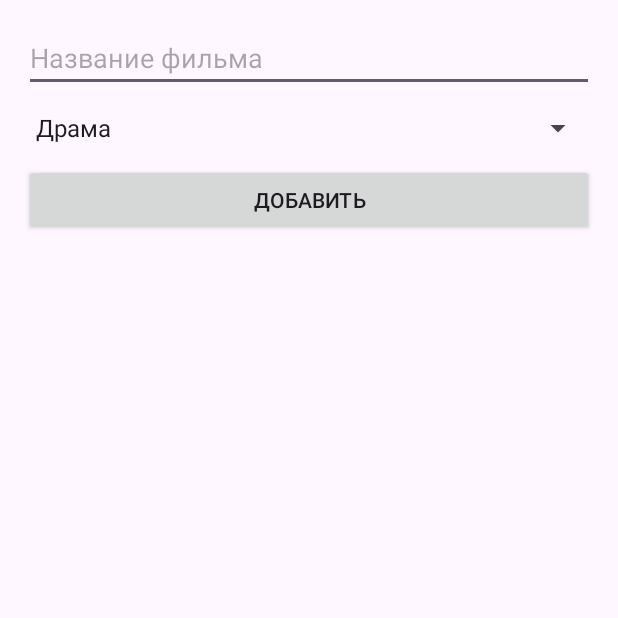
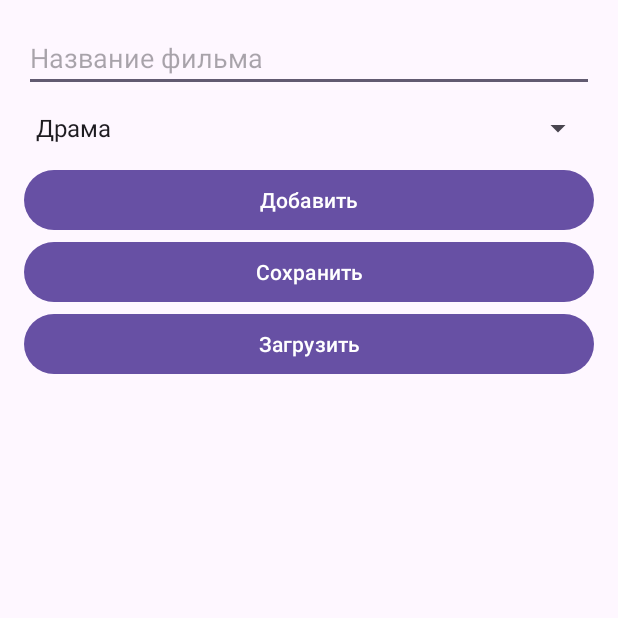
Before and after one commit to dimavoronkov2222/Movie-app, an Android app: the screen it shows after launch (MainActivity), on a phone screen of 412 x 824 dp, the top half of it. Run offline under Robolectric (Android 15) with nearby library versions, the phone set to English and light mode, and no system bars.

```diff
--- a/app/src/main/java/com/dmytro/moviesapp/MainActivity.java
+++ b/app/src/main/java/com/dmytro/moviesapp/MainActivity.java
@@ -1,25 +1,20 @@
 package com.dmytro.moviesapp;
-import android.app.Activity;
-import android.content.Context;
-import android.content.SharedPreferences;
+import android.content.Intent;
+import android.net.Uri;
 import android.os.Bundle;
-import android.widget.ArrayAdapter;
-import android.widget.Button;
-import android.widget.EditText;
-import android.widget.ListView;
-import android.widget.Spinner;
-import android.widget.Toast;
+import android.widget.*;
+import androidx.activity.result.ActivityResultLauncher;
+import androidx.activity.result.contract.ActivityResultContracts;
+import androidx.appcompat.app.AppCompatActivity;
 import org.json.JSONArray;
 import org.json.JSONException;
+import java.io.*;
 import java.util.ArrayList;
-public class MainActivity extends Activity {
+public class MainActivity extends AppCompatActivity {
     private EditText editTextTitle;
     private Spinner spinnerGenre;
     private ArrayList<String> movieList;
     private ArrayAdapter<String> movieAdapter;
-    private SharedPreferences sharedPreferences;
-    private static final String PREFS_NAME = "MoviesPref";
-    private static final String MOVIES_KEY = "movies";
     @Override
     protected void onCreate(Bundle savedInstanceState) {
         super.onCreate(savedInstanceState);
@@ -27,12 +22,13 @@ public class MainActivity extends Activity {
         editTextTitle = findViewById(R.id.editTextTitle);
         spinnerGenre = findViewById(R.id.spinnerGenre);
         Button buttonAdd = findViewById(R.id.buttonAdd);
+        Button buttonSave = findViewById(R.id.buttonSave);
+        Button buttonLoad = findViewById(R.id.buttonLoad);
         ListView listViewMovies = findViewById(R.id.listViewMovies);
-        sharedPreferences = getSharedPreferences(PREFS_NAME, Context.MODE_PRIVATE);
         String[] genres = {"Драма", "Комедия", "Боевик", "Фантастика", "Хоррор"};
         ArrayAdapter<String> adapter = new ArrayAdapter<>(this, android.R.layout.simple_spinner_dropdown_item, genres);
         spinnerGenre.setAdapter(adapter);
-        movieList = loadMovies();
+        movieList = new ArrayList<>();
         movieAdapter = new ArrayAdapter<>(this, android.R.layout.simple_list_item_1, movieList);
         listViewMovies.setAdapter(movieAdapter);
         buttonAdd.setOnClickListener(view -> {
@@ -45,35 +41,71 @@ public class MainActivity extends Activity {
             String movieEntry = title + " (" + selectedGenre + ")";
             movieList.add(movieEntry);
             movieAdapter.notifyDataSetChanged();
-            saveMovies();
             editTextTitle.setText("");
             Toast.makeText(this, "Фильм добавлен!", Toast.LENGTH_SHORT).show();
         });
         listViewMovies.setOnItemClickListener((parent, view, position, id) -> {
             movieList.remove(position);
             movieAdapter.notifyDataSetChanged();
-            saveMovies();
             Toast.makeText(this, "Фильм удален", Toast.LENGTH_SHORT).show();
         });
+        buttonSave.setOnClickListener(v -> saveToFile());
+        buttonLoad.setOnClickListener(v -> loadFromFile());
     }
-    private void saveMovies() {
-        JSONArray jsonArray = new JSONArray();
-        for (String movie : movieList) {
-            jsonArray.put(movie);
-        }
-        sharedPreferences.edit().putString(MOVIES_KEY, jsonArray.toString()).apply();
+    private void saveToFile() {
+        Intent intent = new Intent(Intent.ACTION_CREATE_DOCUMENT);
+        intent.setType("application/json");
+        intent.putExtra(Intent.EXTRA_TITLE, "movies.json");
+        saveFileLauncher.launch(intent);
     }
-    private ArrayList<String> loadMovies() {
-        ArrayList<String> movies = new ArrayList<>();
-        String jsonString = sharedPreferences.getString(MOVIES_KEY, "[]");
-        try {
-            JSONArray jsonArray = new JSONArray(jsonString);
-            for (int i = 0; i < jsonArray.length(); i++) {
-                movies.add(jsonArray.getString(i));
+    private final ActivityResultLauncher<Intent> saveFileLauncher = registerForActivityResult(
+            new ActivityResultContracts.StartActivityForResult(),
+            result -> {
+                if (result.getResultCode() == RESULT_OK && result.getData() != null) {
+                    Uri uri = result.getData().getData();
+                    try (OutputStream outputStream = getContentResolver().openOutputStream(uri)) {
+                        if (outputStream != null) {
+                            JSONArray jsonArray = new JSONArray(movieList);
+                            outputStream.write(jsonArray.toString().getBytes());
+                            outputStream.close();
+                            Toast.makeText(this, "Список сохранен в JSON", Toast.LENGTH_SHORT).show();
+                        }
+                    } catch (IOException e) {
+                        e.printStackTrace();
+                        Toast.makeText(this, "Ошибка сохранения", Toast.LENGTH_SHORT).show();
+                    }
+                }
             }
-        } catch (JSONException e) {
-            e.printStackTrace();
-        }
-        return movies;
+    );
+    private void loadFromFile() {
+        Intent intent = new Intent(Intent.ACTION_OPEN_DOCUMENT);
+        intent.setType("application/json");
+        loadFileLauncher.launch(intent);
     }
+    private final ActivityResultLauncher<Intent> loadFileLauncher = registerForActivityResult(
+            new ActivityResultContracts.StartActivityForResult(),
+            result -> {
+                if (result.getResultCode() == RESULT_OK && result.getData() != null) {
+                    Uri uri = result.getData().getData();
+                    try (InputStream inputStream = getContentResolver().openInputStream(uri);
+                         BufferedReader reader = new BufferedReader(new InputStreamReader(inputStream))) {
+                        StringBuilder jsonString = new StringBuilder();
+                        String line;
+                        while ((line = reader.readLine()) != null) {
+                            jsonString.append(line);
+                        }
+                        movieList.clear();
+                        JSONArray jsonArray = new JSONArray(jsonString.toString());
+                        for (int i = 0; i < jsonArray.length(); i++) {
+                            movieList.add(jsonArray.getString(i));
+                        }
+                        movieAdapter.notifyDataSetChanged();
+                        Toast.makeText(this, "Список загружен из JSON", Toast.LENGTH_SHORT).show();
+                    } catch (IOException | JSONException e) {
+                        e.printStackTrace();
+                        Toast.makeText(this, "Ошибка загрузки", Toast.LENGTH_SHORT).show();
+                    }
+                }
+            }
+    );
 }
--- a/app/src/main/res/layout/activity_main.xml
+++ b/app/src/main/res/layout/activity_main.xml
@@ -1,6 +1,7 @@
 <?xml version="1.0" encoding="utf-8"?>
 <LinearLayout xmlns:android="http://schemas.android.com/apk/res/android"
     xmlns:tools="http://schemas.android.com/tools"
+    android:id="@+id/mainLayout"
     android:layout_width="match_parent"
     android:layout_height="match_parent"
     android:orientation="vertical"
@@ -21,6 +22,16 @@
         android:layout_height="wrap_content"
         android:text="Добавить"
         tools:ignore="HardcodedText" />
+    <Button
+        android:id="@+id/buttonSave"
+        android:layout_width="match_parent"
+        android:layout_height="wrap_content"
+        android:text="Сохранить" />
+    <Button
+        android:id="@+id/buttonLoad"
+        android:layout_width="match_parent"
+        android:layout_height="wrap_content"
+        android:text="Загрузить" />
     <ListView
         android:id="@+id/listViewMovies"
         android:layout_width="match_parent"
--- a/gradle/libs.versions.toml
+++ b/gradle/libs.versions.toml
@@ -1,5 +1,5 @@
 [versions]
-agp = "8.8.0"
+agp = "8.8.1"
 junit = "4.13.2"
 junitVersion = "1.1.5"
 espressoCore = "3.5.1"
```
